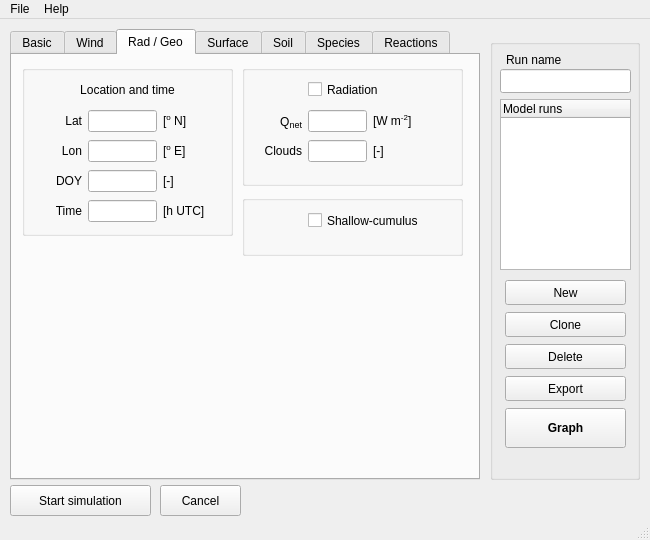
The window that mainwindow.ui (classmodel/modelgui) describes before a commit, drawn with Qt 5.
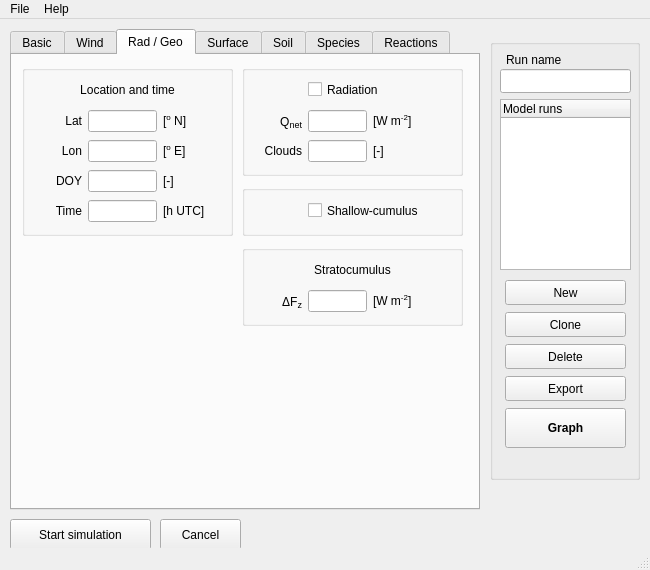
The same window after the commit. The open tabs and pages were chosen to show the change.

What changed in the file:
```diff
--- a/mainwindow.ui
+++ b/mainwindow.ui
@@ -7,7 +7,7 @@
     <x>0</x>
     <y>0</y>
     <width>650</width>
-    <height>540</height>
+    <height>570</height>
    </rect>
   </property>
   <property name="sizePolicy">
@@ -25,7 +25,7 @@
   <property name="maximumSize">
    <size>
     <width>650</width>
-    <height>540</height>
+    <height>570</height>
    </size>
   </property>
   <property name="baseSize">
@@ -44,7 +44,7 @@
       <x>10</x>
       <y>10</y>
       <width>470</width>
-      <height>451</height>
+      <height>481</height>
      </rect>
     </property>
     <property name="minimumSize">
@@ -1789,7 +1789,7 @@
         <x>230</x>
         <y>10</y>
         <width>221</width>
-        <height>121</height>
+        <height>111</height>
        </rect>
       </property>
       <property name="title">
@@ -1900,9 +1900,9 @@
       <property name="geometry">
        <rect>
         <x>230</x>
-        <y>140</y>
+        <y>130</y>
         <width>221</width>
-        <height>61</height>
+        <height>51</height>
        </rect>
       </property>
       <property name="title">
@@ -1950,6 +1950,98 @@
        </layout>
       </widget>
      </widget>
+     <widget class="QGroupBox" name="rad_group_2">
+      <property name="geometry">
+       <rect>
+        <x>230</x>
+        <y>190</y>
+        <width>221</width>
+        <height>81</height>
+       </rect>
+      </property>
+      <property name="title">
+       <string/>
+      </property>
+      <widget class="QWidget" name="gridLayoutWidget_28">
+       <property name="geometry">
+        <rect>
+         <x>10</x>
+         <y>10</y>
+         <width>201</width>
+         <height>61</height>
+        </rect>
+       </property>
+       <layout class="QGridLayout" name="rad_stratocumulus_grid" columnminimumwidth="50,0,80">
+        <property name="sizeConstraint">
+         <enum>QLayout::SetMinimumSize</enum>
+        </property>
+        <item row="1" column="1">
+         <widget class="QLineEdit" name="input_rad_dFz">
+          <property name="toolTip">
+           <string>Cloud top radiative divergence</string>
+          </property>
+          <property name="alignment">
+           <set>Qt::AlignRight|Qt::AlignTrailing|Qt::AlignVCenter</set>
+          </property>
+         </widget>
+        </item>
+        <item row="1" column="0">
+         <widget class="QLabel" name="label_rad_dFz">
+          <property name="toolTip">
+           <string/>
+          </property>
+          <property name="text">
+           <string>&lt;html&gt;ΔF&lt;span style=&quot; font-size:14px; vertical-align:sub;&quot;&gt;z&lt;/span&gt;&lt;/html&gt;</string>
+          </property>
+          <property name="alignment">
+           <set>Qt::AlignRight|Qt::AlignTrailing|Qt::AlignVCenter</set>
+          </property>
+         </widget>
+        </item>
+        <item row="1" column="2">
+         <widget class="QLabel" name="unitlabel_rad_dFz">
+          <property name="toolTip">
+           <string/>
+          </property>
+          <property name="text">
+           <string>&lt;html&gt;[W m&lt;sup&gt;-2&lt;/sup&gt;]&lt;/html&gt;</string>
+          </property>
+          <property name="alignment">
+           <set>Qt::AlignLeading|Qt::AlignLeft|Qt::AlignVCenter</set>
+          </property>
+         </widget>
+        </item>
+        <item row="0" column="0" colspan="3">
+         <widget class="QLabel" name="label_statocumulus">
+          <property name="minimumSize">
+           <size>
+            <width>0</width>
+            <height>25</height>
+           </size>
+          </property>
+          <property name="maximumSize">
+           <size>
+            <width>16777215</width>
+            <height>25</height>
+           </size>
+          </property>
+          <property name="baseSize">
+           <size>
+            <width>0</width>
+            <height>25</height>
+           </size>
+          </property>
+          <property name="text">
+           <string>Stratocumulus</string>
+          </property>
+          <property name="alignment">
+           <set>Qt::AlignCenter</set>
+          </property>
+         </widget>
+        </item>
+       </layout>
+      </widget>
+     </widget>
     </widget>
     <widget class="QWidget" name="surfaceTab">
      <attribute name="title">
@@ -5620,7 +5712,7 @@
     <property name="geometry">
      <rect>
       <x>10</x>
-      <y>466</y>
+      <y>500</y>
       <width>141</width>
       <height>31</height>
      </rect>
@@ -5642,7 +5734,7 @@
     <property name="geometry">
      <rect>
       <x>160</x>
-      <y>466</y>
+      <y>500</y>
       <width>81</width>
       <height>31</height>
      </rect>
```
Left out of the diff: 39 changed lines with no effect on the pictures.
